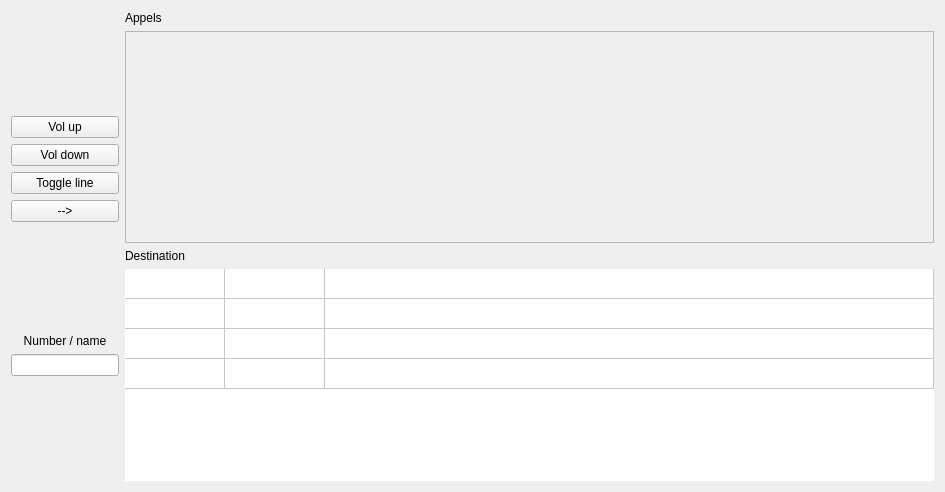
Qt form plugins/popcaastra/src/popcaastra.ui (wazo-platform/wazo-client-qt) before a commit.
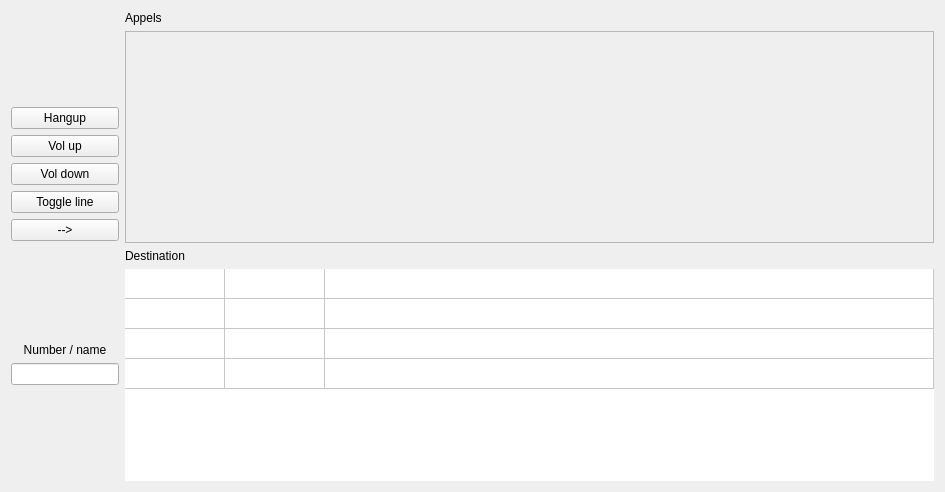
The same form after that commit.

Patch:
```diff
--- a/plugins/popcaastra/src/popcaastra.ui
+++ b/plugins/popcaastra/src/popcaastra.ui
@@ -38,6 +38,13 @@
        </property>
       </spacer>
      </item>
+     <item>
+      <widget class="QPushButton" name="btn_hangup">
+       <property name="text">
+        <string>Hangup</string>
+       </property>
+      </widget>
+     </item>
      <item>
       <widget class="QPushButton" name="btn_vol_up">
        <property name="maximumSize">
```
